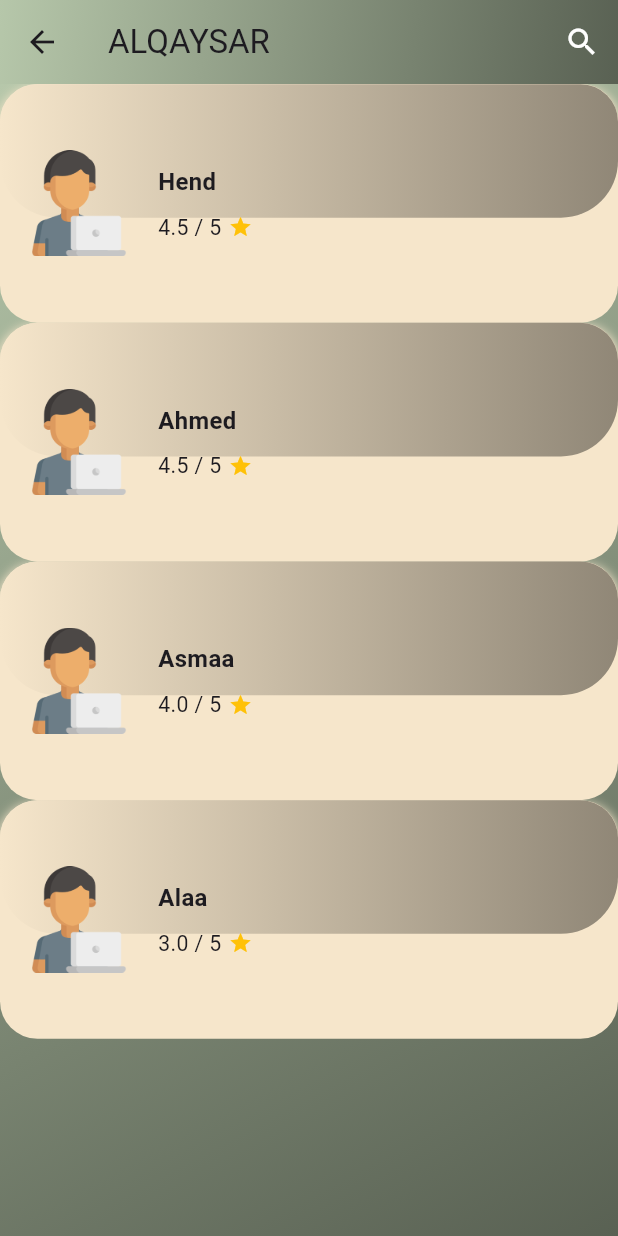
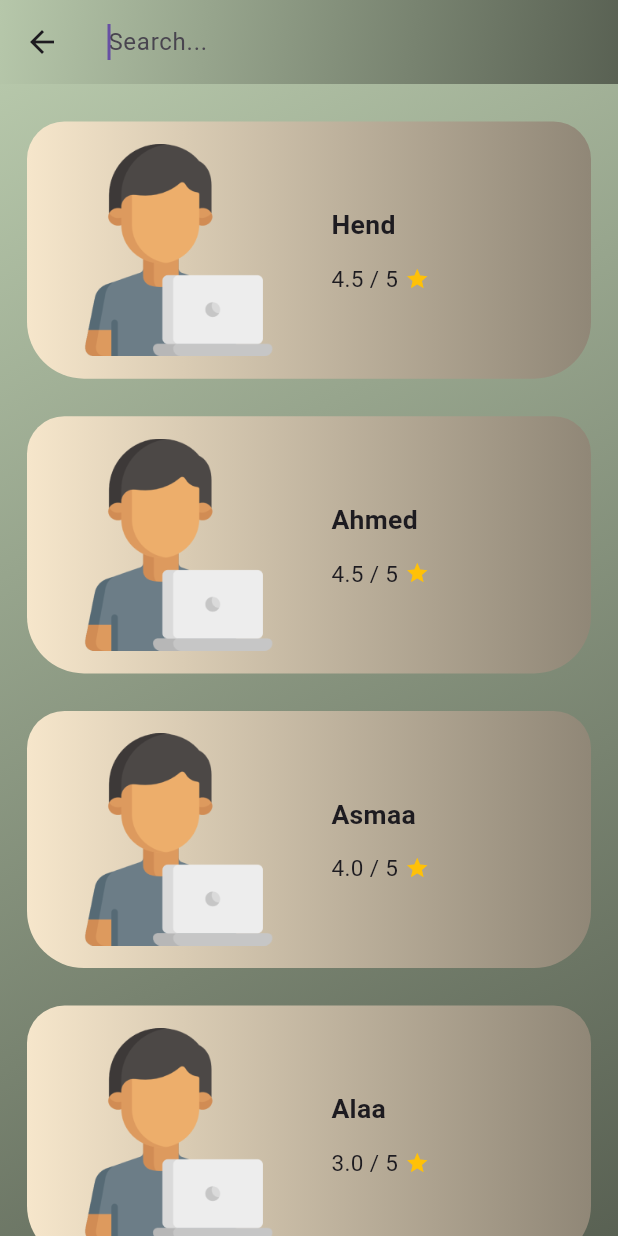
Before and after one commit to HendSayed25/ALQAYSAR_Rates, a Flutter app: the SearchScreen screen opened by its route, on a phone screen of 412 x 824 dp. Run offline on Flutter 3.47's test engine with Material 3 defaults, Android fonts, the phone set to English and light mode, and no system bars; our stand-ins replace dartz, easy_localization, equatable, flutter_bloc, flutter_screenutil, get_it and 3 more; accounts and stored records are empty; Roboto replaces fonts that are missing (SacrificeDemo).

Commit message:
done design of Item Of search and ScreenSearch

```diff
--- a/lib/features/ui/common/user_card_design_in_search.dart
+++ b/lib/features/ui/common/user_card_design_in_search.dart
@@ -18,25 +18,11 @@ class UserCardInSearch extends StatelessWidget {
 
   @override
   Widget build(BuildContext context) {
-    return SizedBox(
-      width: 300.w,
-      height: 180.h,
-      child: Stack(
-        children: [
-          Positioned.fill(
+     return Center(
+       child:  Center(
          child: Container(
-              decoration: BoxDecoration(
-                color: AppColors.secondaryContainerColor,
-                borderRadius: BorderRadius.circular(25),
-              ),
-            ),
-          ),
-          Positioned.fill(
-            bottom: 70,
-            top: 0.1,
-            child: Container(
-              width: 300.w,
-              height: 180.h,
+           margin: const EdgeInsets.only(top:25.0,left: 18,right: 18),
+           padding: const EdgeInsets.all(15.0),
            decoration: const BoxDecoration(
               gradient: LinearGradient(
                 colors: AppColors.primaryContainerColor,
@@ -47,51 +33,38 @@ class UserCardInSearch extends StatelessWidget {
                 topLeft: Radius.circular(25),
                 topRight: Radius.circular(25),
               ),
-                boxShadow: [
-                  BoxShadow(
-                    color: AppColors.secondaryContainerColor,
-                    spreadRadius: 1,
-                    blurRadius: 5,
-                    offset: Offset(0, 3),
+
            ),
-                ],
+           child: Row(
+             children: [
+               Image.asset(
+                   ImageAssets.person,
+                   width: 180.w,
+                   height: 160.h,
                  ),
-            ),
-          ),
-          Center(
-            child: Row(
-              mainAxisAlignment: MainAxisAlignment.start,
-              children: [
-                Padding(
-                  padding: EdgeInsets.only(left: 15.w),
-                  child: Image.asset(
-                    ImageAssets.person,
-                    width: 80.w,
-                    height: 80.h,
-                  ),
-                ),
-                SizedBox(width: 15.w),
+               SizedBox(width: 16.0.w),
                Column(
+                 crossAxisAlignment: CrossAxisAlignment.start,
                  mainAxisAlignment: MainAxisAlignment.center,
-                  crossAxisAlignment: CrossAxisAlignment.start,
                  children: [
                    Text(
                      userName,
                      style: TextStyle(
-                        fontSize: 18.sp,
+                       fontSize: 20.sp,
                        fontWeight: FontWeight.bold,
                      ),
                    ),
-                    SizedBox(height: 10.h),
+                   SizedBox(height: 15.h),
                    if (showRating) ...[
                      Row(
                        children: [
                          Text(
                            "$rating / 5",
-                            style: TextStyle(fontSize: 16.sp),
+                           style: TextStyle(fontSize: 17.sp),
                          ),
                          SizedBox(width: 5.w),
-                          const Icon(Icons.star, color: Colors.amber, size: 16),
+                         const Icon(Icons.star,
+                             color: Colors.amber, size: 16),
                        ],
                      ),
                    ],
@@ -100,7 +73,6 @@ class UserCardInSearch extends StatelessWidget {
              ],
            ),
          ),
-        ],
        ),
      );
   }
--- a/lib/features/ui/pages/SearchScreen.dart
+++ b/lib/features/ui/pages/SearchScreen.dart
@@ -12,7 +12,6 @@ class SearchScreen extends StatefulWidget {
 
 class _SearchScreenState extends State<SearchScreen> {
   final TextEditingController _searchController = TextEditingController();
-  bool _isSearching = false;
   final List<Map<String, dynamic>> _allUsers = [
     {'userName': 'Hend', 'rating': 4.5, 'showRating': true},
     {'userName': 'Ahmed', 'rating': 4.5, 'showRating': true},
@@ -48,8 +47,7 @@ class _SearchScreenState extends State<SearchScreen> {
     return Scaffold(
       appBar: AppBar(
         backgroundColor: Colors.transparent,
-        title: _isSearching
-            ? TextField(
+        title: TextField(
           controller: _searchController,
           autofocus: true,
           decoration: const InputDecoration(
@@ -57,24 +55,7 @@ class _SearchScreenState extends State<SearchScreen> {
             border: InputBorder.none,
           ),
           onChanged: _filterSearchResults,
-        )
-            : const Text('ALQAYSAR'),
-        actions: [
-          IconButton(
-            icon: Icon(_isSearching ? Icons.clear : Icons.search,color: Colors.white,),
-            onPressed: () {
-              setState(() {
-                if (_isSearching) {
-                  _isSearching = false;
-                  _searchController.clear();
-                  _filteredUsers = _allUsers;
-                } else {
-                  _isSearching = true;
-                }
-              });
-            },
-          ),
-        ],
+        ),
         flexibleSpace: Container(
           decoration: const BoxDecoration(
             gradient: LinearGradient(
```
Lines whose indentation alone changed are shown as unchanged.
